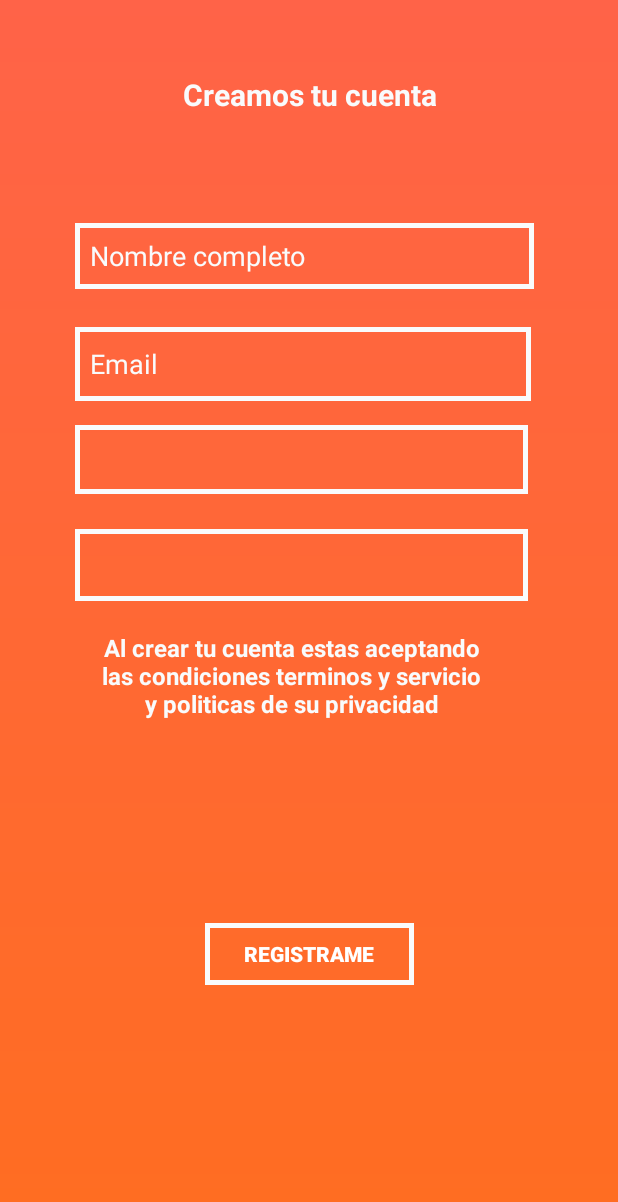
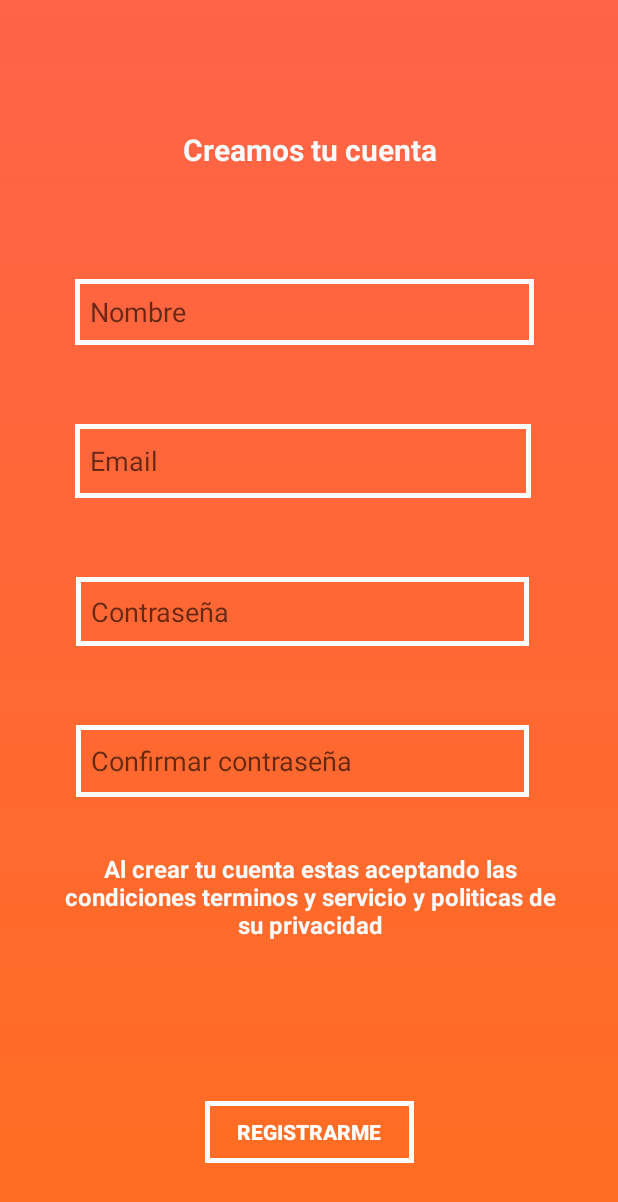
Before and after one commit to LeonardoCG/My_roomate, an Android app: the layout activity_registro.xml on its own in the app's theme, with its tools: preview values and no code run, on a phone screen of 412 x 824 dp. Shown: the top 1202 px of the screen. Run offline under Robolectric (Android 15) with nearby library versions, the phone set to English and light mode, and no system bars.

Commit message:
Se realizo la agrecion de guardar datos del usuario al llegnar el formulario de registro y se realizo la validacion de sus datos,es decir validacion de que todo las casillas deberan estar escritas y deberan estar de manera correcta.

```diff
--- a/app/src/main/AndroidManifest.xml
+++ b/app/src/main/AndroidManifest.xml
@@ -9,17 +9,17 @@
         android:roundIcon="@mipmap/ic_launcher_round"
         android:supportsRtl="true"
         android:theme="@style/AppTheme">
-        <activity android:name=".registro"></activity>
         <activity
             android:name=".menu_nav"
             android:label="@string/title_activity_menu_nav">
+        </activity>
+        <activity android:name=".registro">
             <intent-filter>
                 <action android:name="android.intent.action.MAIN" />
 
                 <category android:name="android.intent.category.LAUNCHER" />
             </intent-filter>
         </activity>
-        <activity android:name=".MainActivity"></activity>
     </application>
 
 </manifest>
--- a/app/src/main/java/com/example/my_roomate/MainActivity.java
+++ b/app/src/main/java/com/example/my_roomate/MainActivity.java
@@ -3,6 +3,7 @@ package com.example.my_roomate;
 import androidx.appcompat.app.AppCompatActivity;
 
 import android.os.Bundle;
+
 
 public class MainActivity extends AppCompatActivity {
 
--- a/app/src/main/res/layout/activity_registro.xml
+++ b/app/src/main/res/layout/activity_registro.xml
@@ -11,6 +11,8 @@
 
 
 
+
+
     ]]>
 
     <TextView
@@ -21,79 +23,96 @@
         android:layout_marginStart="111dp"
         android:layout_marginTop="49dp"
         android:layout_marginEnd="111dp"
-        android:layout_marginBottom="36dp"
         android:gravity="center"
         android:text="Creamos tu cuenta"
         android:textColor="@color/container_white"
         android:textSize="20sp"
         android:textStyle="bold"
-        app:layout_constraintBottom_toTopOf="@+id/editText"
+        app:layout_constraintBottom_toTopOf="@+id/text_nombre"
         app:layout_constraintEnd_toEndOf="parent"
         app:layout_constraintStart_toStartOf="parent"
         app:layout_constraintTop_toTopOf="parent" />
 
     <EditText
-        android:id="@+id/editText"
+        android:id="@+id/text_nombre"
         style="@style/Widget.AppCompat.EditText"
         android:layout_width="306dp"
         android:layout_height="44dp"
         android:layout_marginStart="49dp"
         android:layout_marginTop="36dp"
         android:layout_marginEnd="56dp"
-        android:layout_marginBottom="24dp"
         android:background="@drawable/stylo_borde_edittext"
         android:ems="10"
+        android:hint="@string/text_nombre"
         android:inputType="textPersonName"
-        android:text="Nombre completo"
         android:textColor="@color/container_white"
-        app:layout_constraintBottom_toTopOf="@+id/editText2"
+        app:layout_constraintBottom_toTopOf="@+id/text_correo"
         app:layout_constraintEnd_toEndOf="parent"
         app:layout_constraintStart_toStartOf="parent"
         app:layout_constraintTop_toBottomOf="@+id/textView" />
 
     <EditText
-        android:id="@+id/editText2"
+        android:id="@+id/text_correo"
         android:layout_width="304dp"
         android:layout_height="49dp"
         android:layout_marginStart="49dp"
-        android:layout_marginTop="1dp"
+        android:layout_marginTop="16dp"
         android:layout_marginEnd="58dp"
-        android:layout_marginBottom="16dp"
         android:background="@drawable/stylo_borde_edittext"
         android:ems="10"
+        android:hint="@string/text_correo"
         android:inputType="textEmailAddress"
-        android:text="Email"
         android:textColor="@color/container_white"
-        app:layout_constraintBottom_toTopOf="@+id/editText3"
+        app:layout_constraintBottom_toTopOf="@+id/text_contraseña"
         app:layout_constraintEnd_toEndOf="parent"
         app:layout_constraintStart_toStartOf="parent"
-        app:layout_constraintTop_toBottomOf="@+id/editText" />/>
+        app:layout_constraintTop_toBottomOf="@+id/text_nombre" />/>
 
     <EditText
-        android:id="@+id/editText3"
+        android:id="@+id/text_contraseña"
         android:layout_width="302dp"
         android:layout_height="46dp"
         android:layout_marginStart="50dp"
         android:layout_marginTop="16dp"
+        android:layout_marginEnd="59dp"
         android:background="@drawable/stylo_borde_edittext"
         android:ems="10"
+        android:hint="@string/text_contraseña"
         android:inputType="textPassword"
+        app:layout_constraintBottom_toTopOf="@+id/text_contraseñaconf"
+        app:layout_constraintEnd_toEndOf="parent"
         app:layout_constraintStart_toStartOf="parent"
-        app:layout_constraintTop_toBottomOf="@+id/editText2" />
+        app:layout_constraintTop_toBottomOf="@+id/text_correo" />
 
     <EditText
-        android:id="@+id/editText4"
+        android:id="@+id/text_contraseñaconf"
         android:layout_width="302dp"
         android:layout_height="48dp"
         android:layout_marginStart="50dp"
-        android:layout_marginTop="23dp"
+        android:layout_marginTop="16dp"
+        android:layout_marginEnd="59dp"
         android:background="@drawable/stylo_borde_edittext"
         android:ems="10"
+        android:hint="@string/text_contraseñaconf"
         android:inputType="textPassword"
+        app:layout_constraintBottom_toTopOf="@+id/textView2"
+        app:layout_constraintEnd_toEndOf="parent"
         app:layout_constraintStart_toStartOf="parent"
-        app:layout_constraintTop_toBottomOf="@+id/editText3" /><![CDATA[
+        app:layout_constraintTop_toBottomOf="@+id/text_contraseña" /><![CDATA[
 
     />
+
+
+
+
+
+
+
+
+
+
+
+
 
 
 
@@ -102,28 +121,32 @@
     <TextView
         android:id="@+id/textView2"
         style="@android:style/Widget.DeviceDefault.Light.TextView.SpinnerItem"
-        android:layout_width="269dp"
-        android:layout_height="63dp"
-        android:layout_marginStart="59dp"
-        android:layout_marginTop="20dp"
+        android:layout_width="353dp"
+        android:layout_height="128dp"
+        android:layout_marginStart="77dp"
+        android:layout_marginEnd="65dp"
+        android:layout_marginBottom="1dp"
         android:gravity="center_horizontal"
         android:text="Al crear tu cuenta estas aceptando las condiciones terminos y servicio y politicas de su privacidad"
         android:textColor="@color/container_white"
         android:textStyle="bold"
+        app:layout_constraintBottom_toTopOf="@+id/bto_registrar"
+        app:layout_constraintEnd_toEndOf="parent"
+        app:layout_constraintHorizontal_bias="0.571"
         app:layout_constraintStart_toStartOf="parent"
-        app:layout_constraintTop_toBottomOf="@+id/editText4" />
+        app:layout_constraintTop_toBottomOf="@+id/text_contraseñaconf" />
 
     <Button
-        android:id="@+id/button"
+        android:id="@+id/bto_registrar"
         style="@style/Widget.AppCompat.Button.Colored"
         android:layout_width="139dp"
         android:layout_height="41dp"
         android:layout_marginStart="136dp"
-        android:layout_marginTop="21dp"
         android:layout_marginEnd="136dp"
-        android:layout_marginBottom="58dp"
+        android:layout_marginBottom="12dp"
         android:background="@drawable/stylo_borde_edittext"
-        android:text="Registrame"
+        android:onClick="Guardar"
+        android:text="@string/bto_registrar"
         android:textStyle="bold"
         app:layout_constraintBottom_toBottomOf="parent"
         app:layout_constraintEnd_toEndOf="parent"
--- a/app/src/main/res/values/strings.xml
+++ b/app/src/main/res/values/strings.xml
@@ -10,4 +10,11 @@
     <string name="title_home">Home</string>
     <string name="title_dashboard">Dashboard</string>
     <string name="title_notifications">Notifications</string>
+
+    <string name="text_nombre">Nombre</string>
+    <string name="text_correo">Email</string>
+    <string name="text_contraseña">Contraseña</string>
+    <string name="text_contraseñaconf">Confirmar contraseña</string>
+    <string name="bto_registrar">Registrarme</string>
+
 </resources>
```
Also changed, not shown: app/src/main/java/com/example/my_roomate/registro.java (+74 -0 lines).
